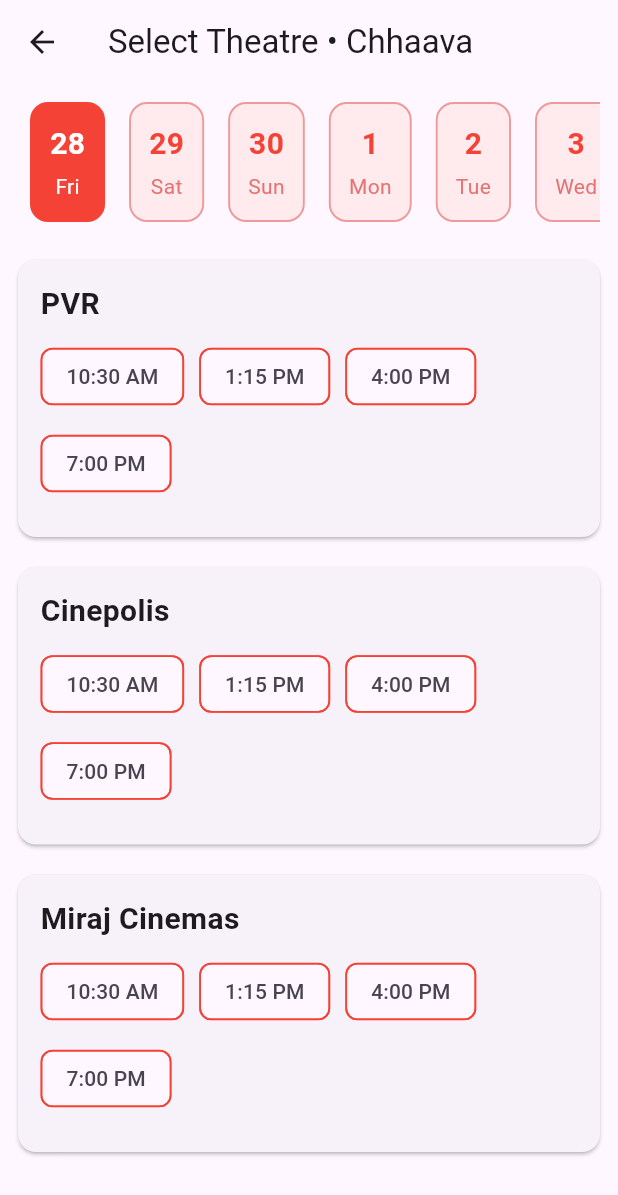
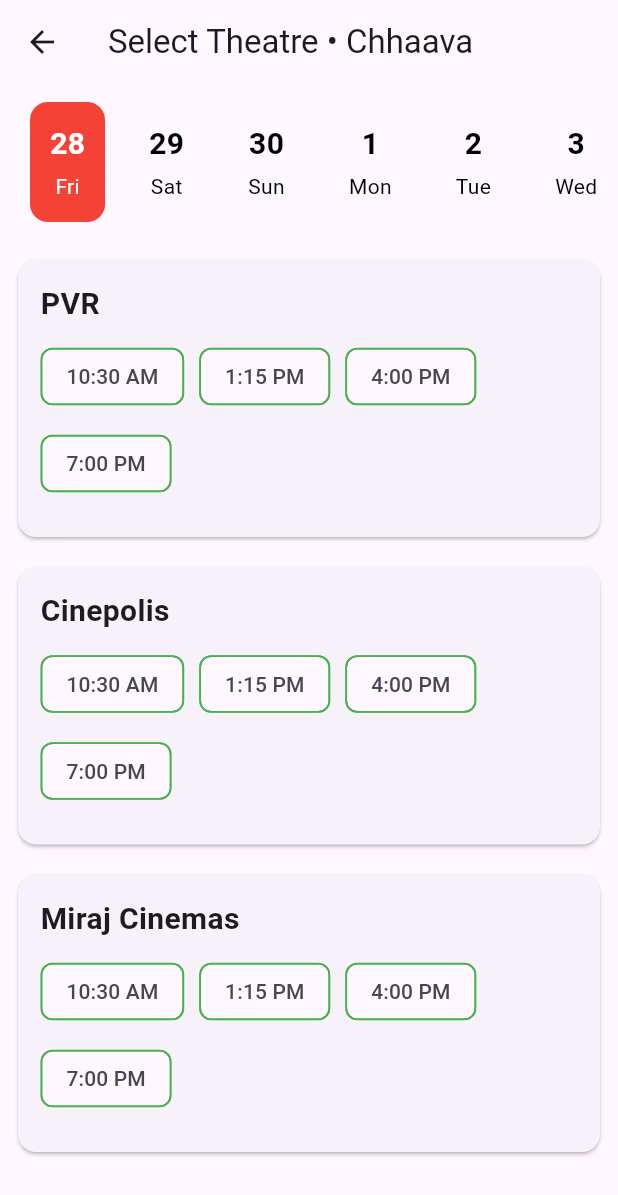
Before and after one commit to niravnasit9/movie_ticket_booking, a Flutter app: the TheatreSelectionScreen screen opened directly with sample values from the repository, on a phone screen of 412 x 824 dp. Shown: the top 1195 px of the screen. Run offline on Flutter 3.47's test engine with Material 3 defaults, Android fonts, the phone set to English and light mode, and no system bars; network calls fail.

Commit message:
first commit

```diff
--- a/lib/homeScreen.dart
+++ b/lib/homeScreen.dart
@@ -71,7 +71,7 @@
                   Padding(
                     padding: const EdgeInsets.symmetric(horizontal: 8),
                     child: Text(
-                      "${movie.year}",
+                      movie.type,
                       style: const TextStyle(fontSize: 14, color: Colors.grey),
                     ),
                   ),
--- a/lib/showTimeChip.dart
+++ b/lib/showTimeChip.dart
@@ -24,7 +24,7 @@
       child: ChoiceChip(
         label: Text(time),
         selected: false,
-        side: const BorderSide(color: Colors.red, width: 1.2),
+        side: const BorderSide(color: Colors.green, width: 1.2),
         onSelected: (_) async {
           final seat = await showSeatSelectionBottomSheet(context, movie.title);
 
--- a/lib/theatreSelection.dart
+++ b/lib/theatreSelection.dart
@@ -70,10 +70,13 @@
                       padding: EdgeInsets.all(12),
 
                       decoration: BoxDecoration(
-                        color: isSelected ? Colors.red : Colors.red.shade50,
+                        color: isSelected ? Colors.red : Colors.transparent,
                         borderRadius: BorderRadius.circular(12),
                         border: Border.all(
-                          color: isSelected ? Colors.red : Colors.red.shade200,
+                          color:
+                              isSelected
+                                  ? Colors.transparent
+                                  : Colors.transparent,
                           width: 1.3,
                         ),
                       ),
@@ -86,7 +89,7 @@
                             style: TextStyle(
                               fontSize: 20,
                               fontWeight: FontWeight.bold,
-                              color: isSelected ? Colors.white : Colors.red,
+                              color: isSelected ? Colors.white : Colors.black,
                             ),
                           ),
 
@@ -96,10 +99,7 @@
                             _dayName(date.weekday),
                             style: TextStyle(
                               fontSize: 14,
-                              color:
-                                  isSelected
-                                      ? Colors.white
-                                      : Colors.red.shade300,
+                              color: isSelected ? Colors.white : Colors.black,
                             ),
                           ),
                         ],
```
Also changed, not shown: lib/seatSelectionScreen.dart (+4 -3 lines).
